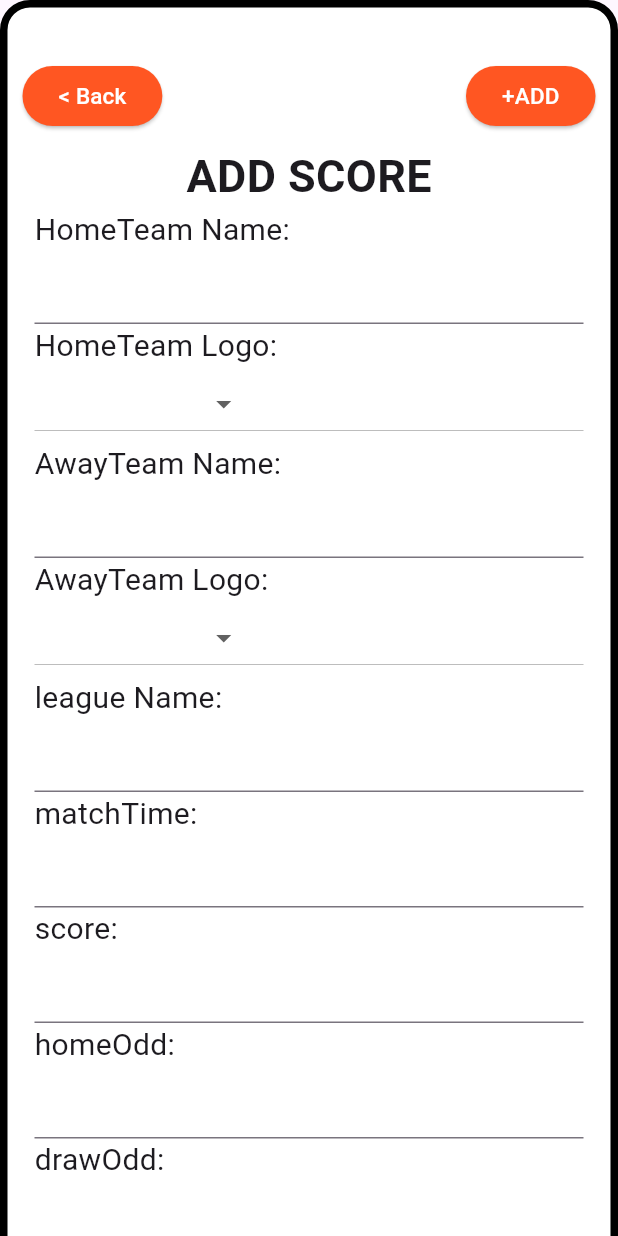
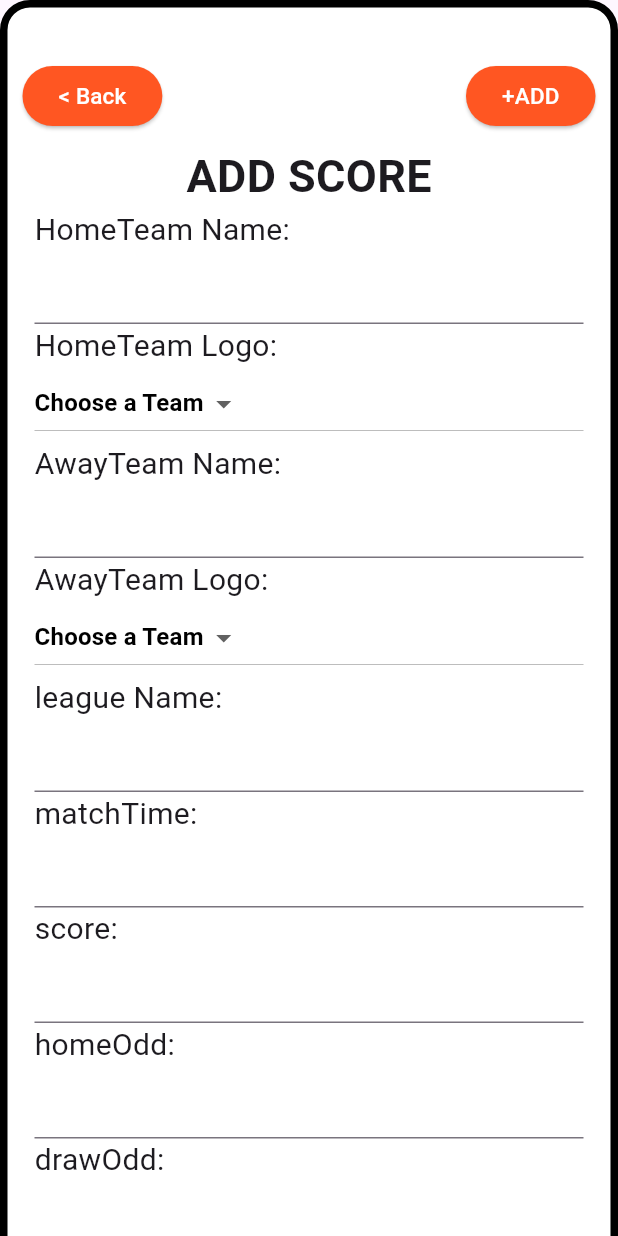
Before and after one commit to alen707/Betting-App, a Flutter app: the Add widget shown alone on an empty page, opened directly, on a phone screen of 412 x 824 dp. Run offline on Flutter 3.47's test engine with Material 3 defaults, Android fonts, the light colour scheme and no system bars; our stand-ins replace shared_preferences; accounts and stored records are empty.

Commit message:
delete butten

```diff
--- a/db.json
+++ b/db.json
@@ -1,5 +1,7 @@
 {
   "tournaments": [
-    { "id": "1", "title": "a title", "views": 100 }
+    {
+      "id": "1", "title": "a title", "views": 100
+    }
   ]
 }
--- a/lib/ScoreAdd.dart
+++ b/lib/ScoreAdd.dart
@@ -1,19 +1,44 @@
 import 'package:betting_mobile_app/provider/match_provider.dart';
 import 'package:flutter/material.dart';
-import 'package:betting_mobile_app/Data.dart';
+//import 'package:betting_mobile_app/Data.dart';
 import 'package:provider/provider.dart';
 //import 'package:betting_mobile_app/HomePage.dart';
 
 class Add extends StatefulWidget {
+  final Map<String,dynamic>? matchData;
+  final int? matchIndex;
 
 
-  const Add({super.key});
+  const Add({super.key,this.matchData,this.matchIndex});
 
   @override
   State<Add> createState() => _AddState();
 }
 
 class _AddState extends State<Add> {
+
+
+  List<Map<String,String>> teams = [
+    {
+      "name": "Chelsea",
+      "logo": "assets/images/Chelsea_FC.png",
+    },
+    {
+      "name": "Leicester C",
+      "logo":
+          "assets/images/Leicester_City_crest.png",
+    },
+    {
+      "name": "Arsenal",
+      "logo": "assets/images/Arsenal_FC.png",
+    },
+    {
+      "name": "Roma",
+      "logo": "assets/images/roma.png",
+    },
+  ];
+
+
   final homeTeamController = TextEditingController();
   final awayTeamController = TextEditingController();
   final leagueController = TextEditingController();
@@ -26,7 +51,7 @@ class _AddState extends State<Add> {
   Map<String, String>? selectedHomeLogo;
   Map<String, String>? selectedAwayLogo;
 
-  List<Map<String, dynamic>> scoreBoardData = Data().scoreBoardData;
+  // List<Map<String, dynamic>> scoreBoardData = Data().scoreBoardData;
 
   void addMatch() {
     Map<String, dynamic> test = {
@@ -41,29 +66,67 @@ class _AddState extends State<Add> {
       "drawOdd": drawOddController.text,
       "awayOdd": awayOddController.text,
     };
-    setState(() {
-      //widget.onAddMatch(test);
-      //scoreBoardData.add(test);
-      //print(scoreBoardData);
+
+    if (widget.matchData == null) {
+      // Add new match
       context.read<MatchProvider>().addMatch(test);
+    } else if (widget.matchIndex != null) {
 
-      // Clear fields
-      homeTeamController.clear();
-      awayTeamController.clear();
-      leagueController.clear();
-      timeController.clear();
-      scoreController.clear();
-      homeOddController.clear();
-      drawOddController.clear();
-      awayOddController.clear();
-      selectedHomeLogo = null;
-      selectedAwayLogo = null;
-    });
+      // Update existing match
+      context.read<MatchProvider>().updateMatch(widget.matchIndex!, test);
     }
+
+    Navigator.pop(context);
+  }
+
+
+
+  @override
+  void initState(){
+    super.initState();
+
+    if (widget.matchData != null) {
+
+
+
+      homeTeamController.text = widget.matchData!["homeTeamName"];
+      awayTeamController.text = widget.matchData!["awayTeamName"] ?? '';
+      leagueController.text = widget.matchData!["leagueName"] ?? '';
+      timeController.text = widget.matchData!["matchTime"] ?? '';
+      scoreController.text = widget.matchData!["score"] ?? '';
+      homeOddController.text = widget.matchData!["homeOdd"] ?? '';
+      drawOddController.text = widget.matchData!["drawOdd"] ?? '';
+      awayOddController.text = widget.matchData!["awayOdd"] ?? '';
+
+
+
+      selectedHomeLogo = teams.firstWhere(
+        (team) => team["logo"] == widget.matchData!["homeTeamLogo"],
+        orElse: () => teams.first,
+      );
+
+      selectedAwayLogo = teams.firstWhere(
+        (team) => team["logo"] == widget.matchData!["awayTeamLogo"],
+        orElse: () => teams.first,
+      );
+      // selectedHomeLogo =  selectedHomeLogoDefault;
+      // selectedAwayLogo = selectedAwayLogoDefault;
+
+
+
+
+
+    }  else if (widget.matchIndex == null) {
+
+
+    }
+  }
+
 
   @override
   Widget build(BuildContext context) {
-    return SingleChildScrollView(
+    return Material(
+      child: SingleChildScrollView(
         scrollDirection: Axis.vertical,
         child: Container(
           width: double.infinity,
@@ -98,9 +161,20 @@ class _AddState extends State<Add> {
                           Navigator.pop(context);
                         },
                       ),
+                      if (widget.matchData != null)
                       ElevatedButton(
-                      child: const Text(
-                        '+ADD',
+                        onPressed: (){
+                          if (widget.matchIndex != null){
+                            context.read<MatchProvider>().deleteMatch(widget.matchIndex!);
+                            Navigator.pop(context);
+                          }
+
+                        },
+                        child:Text("Delete"),
+                        ),
+                      ElevatedButton(
+                        child:  Text(
+                          widget.matchData == null ?'+ADD':"update",
                           style: TextStyle(fontSize: 15, color: Colors.white),
                         ),
                         style: ElevatedButton.styleFrom(
@@ -108,8 +182,7 @@ class _AddState extends State<Add> {
                         ),
                         onPressed: () {
                           addMatch();
-
-                        Navigator.pop(context);
+                          // Navigator.pop(context);
                         },
                       ),
                     ],
@@ -131,45 +204,27 @@ class _AddState extends State<Add> {
                           ),
                         ),
                         Text("HomeTeam Name:", style: TextStyle(fontSize: 20)),
-                      TextField(controller: homeTeamController),
+                        TextField(controller: homeTeamController,
+                        ),
                         Text("HomeTeam Logo:", style: TextStyle(fontSize: 20)),
                         SizedBox(
                           height: 50,
                           width: double.infinity,
                           child: DropdownButton(
-                          items:
-                              [
-                                {
-                                  "name": "Chelsea",
-                                  "logo": "assets/images/Chelsea_FC.png",
-                                },
-                                {
-                                  "name": "Leicester C",
-                                  "logo":
-                                      "assets/images/Leicester_City_crest.png",
-                                },
-                                {
-                                  "name": "Arsenal",
-                                  "logo": "assets/images/Arsenal_FC.png",
-                                },
-                                {
-                                  "name": "Roma",
-                                  "logo": "assets/images/roma.png",
-                                },
-                              ].map((logo) {
+                            value: selectedHomeLogo,
+                            items: teams.map((logo) {
                                   return DropdownMenuItem(
                                     value: logo,
                                     child: Row(
                                       children: [
                                         Image.asset(
-                                        logo["logo"]!, // ✅ show logo image
-                                        width: 24,
+                                          logo["logo"]!,
                                           height: 24,
                                         ),
                                         const SizedBox(width: 8),
                                         Text(
                                           logo["name"]!,
-                                      ), // ✅ only use name string
+                                        ),
                                       ],
                                     ),
                                   );
@@ -179,6 +234,13 @@ class _AddState extends State<Add> {
                                 selectedHomeLogo = value;
                               });
                             },
+                            hint: Text(
+                              "Choose a Team",
+                              style: TextStyle(
+                                  color: Colors.black,
+                                  fontSize: 16,
+                                  fontWeight: FontWeight.w600),
+                            ),
                           ),
                         ),
                         Text("AwayTeam Name:", style: TextStyle(fontSize: 20)),
@@ -188,26 +250,8 @@ class _AddState extends State<Add> {
                           height: 50,
                           width: double.infinity,
                           child: DropdownButton(
-                          items:
-                              [
-                                {
-                                  "name": "Chelsea",
-                                  "logo": "assets/images/Chelsea_FC.png",
-                                },
-                                {
-                                  "name": "Leicester C",
-                                  "logo":
-                                      "assets/images/Leicester_City_crest.png",
-                                },
-                                {
-                                  "name": "Arsenal",
-                                  "logo": "assets/images/Arsenal_FC.png",
-                                },
-                                {
-                                  "name": "Roma",
-                                  "logo": "assets/images/roma.png",
-                                },
-                              ].map((logo) {
+                            value: selectedAwayLogo,
+                            items:teams.map((logo) {
                                   return DropdownMenuItem(
                                     value: logo,
                                     child:Row(
@@ -230,6 +274,13 @@ class _AddState extends State<Add> {
                                 selectedAwayLogo = value;
                               });
                             },
+                            hint: Text(
+                              "Choose a Team",
+                              style: TextStyle(
+                                  color: Colors.black,
+                                  fontSize: 16,
+                                  fontWeight: FontWeight.w600),
+                            ),
                           ),
                         ),
                         Text("league Name:", style: TextStyle(fontSize: 20)),
@@ -252,6 +303,7 @@ class _AddState extends State<Add> {
             ),
           ),
         ),
+      ),
     );
   }
 }
--- a/lib/head.dart
+++ b/lib/head.dart
@@ -81,8 +81,7 @@ class Header extends StatelessWidget {
                             Scaffold.of(context).showBottomSheet((
                               BuildContext context,
                             ) {
-                              return Add(
-                                );
+                              return Add();
                             });
                           },
                         ),
--- a/lib/main.dart
+++ b/lib/main.dart
@@ -1,4 +1,4 @@
-import 'package:betting_mobile_app/login_page.dart';
+//import 'package:betting_mobile_app/login_page.dart';
 import 'package:betting_mobile_app/provider/match_provider.dart';
 import 'package:betting_mobile_app/provider/newName_provider.dart';
 import 'package:flutter/material.dart';
```
Also changed, not shown: lib/HomePage.dart (+11 -1 lines), lib/provider/match_provider.dart (+23 -8 lines). Lines whose indentation alone changed are shown as unchanged.
